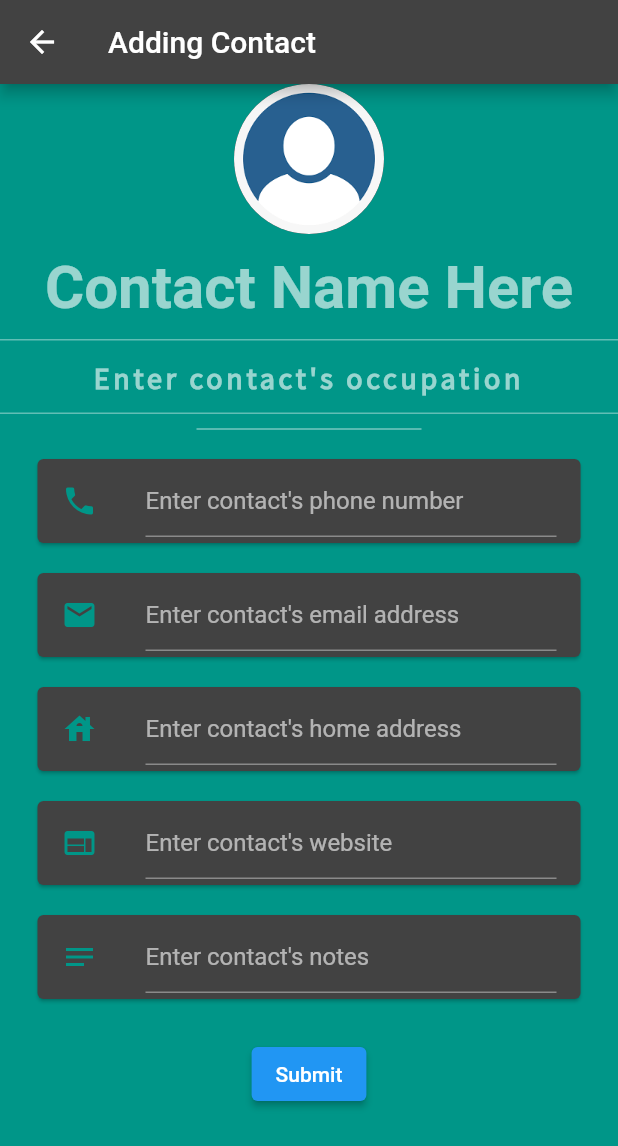
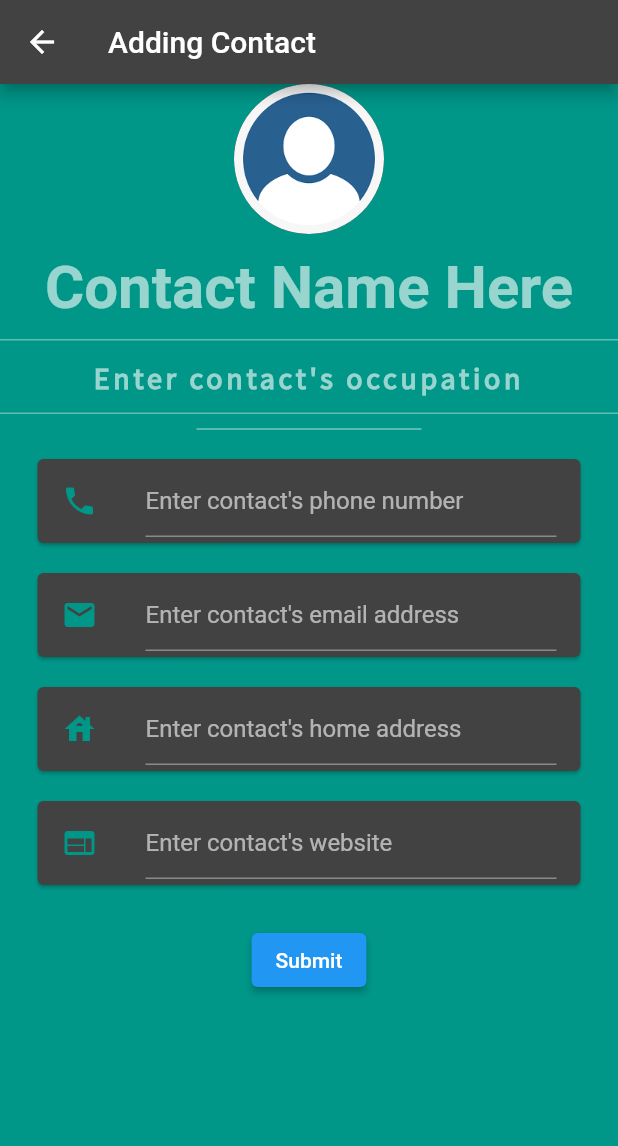
Before and after one commit to PercyChang18/spartan_contact, a Flutter app: the screen it shows after launch, after a tap on the "add" icon, on a phone screen of 412 x 824 dp. Shown: the top 1146 px of the screen. Run offline on Flutter 3.47's test engine with Material 2 defaults, Android fonts, the phone set to English and light mode, and no system bars; our stand-ins replace shared_preferences, sqflite; missing offline and left inert: shared_preferences_web, switcher_button; accounts and stored records are empty; Roboto replaces fonts that are missing (ZenAntique).

```diff
--- a/lib/adding_contact_page.dart
+++ b/lib/adding_contact_page.dart
@@ -14,7 +14,7 @@ class AddingContact extends StatelessWidget {
   final emailController = TextEditingController();
   final addressController = TextEditingController();
   final websiteController = TextEditingController();
-  final notesController = TextEditingController();
+  //final notesController = TextEditingController();
   final Model model;
 
   /// Constructs an AddingContact page.
@@ -164,26 +164,26 @@ class AddingContact extends StatelessWidget {
                   ),
                 ),
               ),
-              Card(
-                margin: const EdgeInsets.symmetric(
-                    vertical: 10.0, horizontal: 25.0),
-                child: ListTile(
-                  leading: const Icon(Icons.notes, color: Colors.teal),
-                  title: TextFormField(
-                    controller: notesController,
-                    decoration: const InputDecoration(
-                      hintText: 'Enter contact\'s notes',
-                    ),
-                    validator: (String? value) {
-                      if (value == null || value.isEmpty) {
-                        notesController.text = "";
-                        //return 'Please enter some text';
-                      }
-                      return null;
-                    },
-                  ),
-                ),
-              ),
+              // Card(
+              //   margin: const EdgeInsets.symmetric(
+              //       vertical: 10.0, horizontal: 25.0),
+              //   child: ListTile(
+              //     leading: const Icon(Icons.notes, color: Colors.teal),
+              //     title: TextFormField(
+              //       controller: notesController,
+              //       decoration: const InputDecoration(
+              //         hintText: 'Enter contact\'s notes',
+              //       ),
+              //       validator: (String? value) {
+              //         if (value == null || value.isEmpty) {
+              //           notesController.text = "";
+              //           //return 'Please enter some text';
+              //         }
+              //         return null;
+              //       },
+              //     ),
+              //   ),
+              // ),
             ]),
             Row(mainAxisAlignment: MainAxisAlignment.center, children: <Widget>[
               Padding(
@@ -204,7 +204,7 @@ class AddingContact extends StatelessWidget {
                           emailController.text,
                           addressController.text,
                           websiteController.text,
-                          notesController.text,
+                          //notesController.text,
                           model.genID()));
                       nameController.text = "";
                       occupationController.text = "";
--- a/lib/contact.dart
+++ b/lib/contact.dart
@@ -10,12 +10,20 @@ class Contact {
   String email;
   String address;
   String website;
-  String notes;
+  //String notes;
   int id;
 
   /// Constructs a Contact.
-  Contact(this.fullName, this.firstName, this.lastName, this.occupation,
-      this.phone, this.email, this.address, this.website, this.notes, this.id);
+  Contact(
+      this.fullName,
+      this.firstName,
+      this.lastName,
+      this.occupation,
+      this.phone,
+      this.email,
+      this.address,
+      this.website,
+      /*this.notes,*/ this.id);
 
   /// Gets the contact's full name.
   String getFullName() {
@@ -85,15 +93,15 @@ class Contact {
     return website;
   }
 
-  /// Updates the contact's notes.
-  void setNotes(String notes) {
-    this.notes = notes;
-  }
-
-  /// Gets the contact's notes.
-  String getNotes() {
-    return notes;
-  }
+  // /// Updates the contact's notes.
+  // void setNotes(String notes) {
+  //   this.notes = notes;
+  // }
+  //
+  // /// Gets the contact's notes.
+  // String getNotes() {
+  //   return notes;
+  // }
 
   /// Gets the contact's ID.
   int getID() {
@@ -117,6 +125,7 @@ class Contact {
       'email': email,
       'address': address,
       'website': website,
+      //'notes': notes
     };
   }
 
--- a/lib/contacts_database.dart
+++ b/lib/contacts_database.dart
@@ -56,7 +56,7 @@ Future<List<Contact>> getContacts() async {
       maps[i]['email'],
       maps[i]['address'],
       maps[i]['website'],
-      maps[i]['notes'],
+      //maps[i]['notes'],
       maps[i]['id'],
     );
   });
--- a/lib/editing_contact_page.dart
+++ b/lib/editing_contact_page.dart
@@ -15,7 +15,7 @@ class EditingContact extends StatelessWidget {
   final emailController = TextEditingController();
   final addressController = TextEditingController();
   final websiteController = TextEditingController();
-  final notesController = TextEditingController();
+  //final notesController = TextEditingController();
 
   final Model model;
   final Contact contact;
@@ -33,7 +33,7 @@ class EditingContact extends StatelessWidget {
     emailController.text = contact.getEmail();
     addressController.text = contact.getAddress();
     websiteController.text = contact.getWebsite();
-    notesController.text = contact.getNotes();
+    //notesController.text = contact.getNotes();
     return Scaffold(
       appBar: AppBar(
         title: const Text('Editing Contact'),
@@ -175,26 +175,26 @@ class EditingContact extends StatelessWidget {
                   ),
                 ),
               ),
-              Card(
-                margin: const EdgeInsets.symmetric(
-                    vertical: 10.0, horizontal: 25.0),
-                child: ListTile(
-                  leading: const Icon(Icons.notes, color: Colors.teal),
-                  title: TextFormField(
-                    controller: notesController,
-                    decoration: const InputDecoration(
-                      hintText: 'Enter contact\'s website',
-                    ),
-                    validator: (String? value) {
-                      if (value == null || value.isEmpty) {
-                        notesController.text = "";
-                        //return 'Please enter some text';
-                      }
-                      return null;
-                    },
-                  ),
-                ),
-              ),
+              // Card(
+              //   margin: const EdgeInsets.symmetric(
+              //       vertical: 10.0, horizontal: 25.0),
+              //   child: ListTile(
+              //     leading: const Icon(Icons.notes, color: Colors.teal),
+              //     title: TextFormField(
+              //       controller: notesController,
+              //       decoration: const InputDecoration(
+              //         hintText: 'Enter contact\'s website',
+              //       ),
+              //       validator: (String? value) {
+              //         if (value == null || value.isEmpty) {
+              //           notesController.text = "";
+              //           //return 'Please enter some text';
+              //         }
+              //         return null;
+              //       },
+              //     ),
+              //   ),
+              // ),
             ]),
             Row(mainAxisAlignment: MainAxisAlignment.center, children: <Widget>[
               Padding(
@@ -211,7 +211,7 @@ class EditingContact extends StatelessWidget {
                       contact.setEmail(emailController.text);
                       contact.setAddress(addressController.text);
                       contact.setWebsite(websiteController.text);
-                      contact.setNotes(notesController.text);
+                      //contact.setNotes(notesController.text);
                       updateContact(contact);
                       model.notifyView();
                       Navigator.pushNamed(context, '/');
```
Also changed, not shown: lib/individual_contact.dart (+14 -14 lines), 1 other file.
